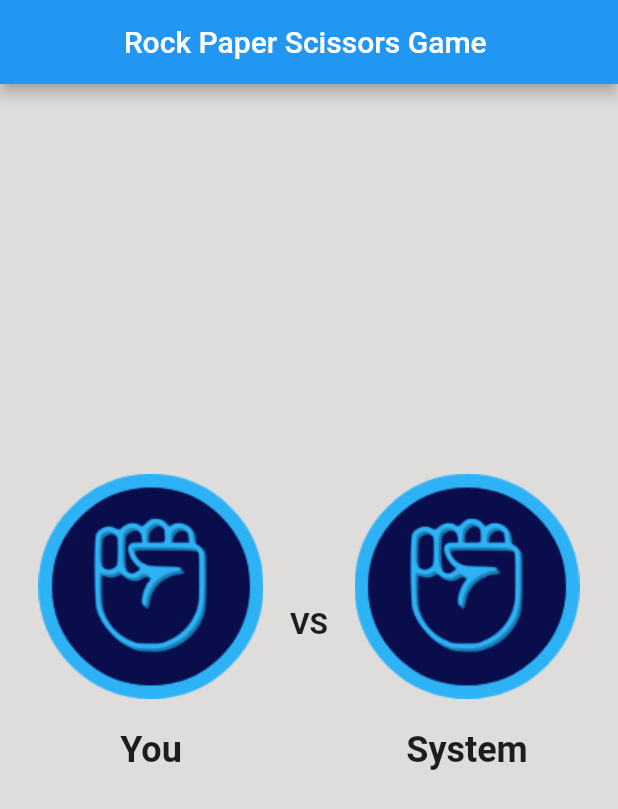
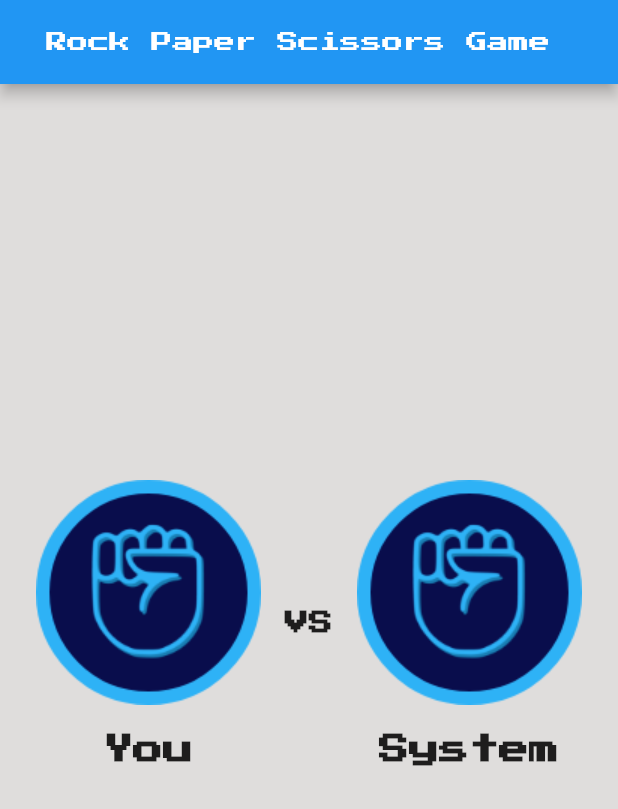
Before and after one commit to Mohammed-Hasaballah/Rock_Paper_Scissors_Game, a Flutter app: the screen it shows after launch, on a phone screen of 412 x 824 dp. Shown: the top 809 px of the screen. Run offline on Flutter 3.47's test engine with Material 2 defaults, Android fonts, the light colour scheme and no system bars.

Commit message:
fifth commit

```diff
--- a/lib/game_screen.dart
+++ b/lib/game_screen.dart
@@ -89,7 +89,10 @@ class _GameScreenState extends State<GameScreen> {
     return Scaffold(
       backgroundColor: const Color.fromARGB(255, 223, 221, 220),
       appBar: AppBar(
-        title: const Text('Rock Paper Scissors Game '),
+        title: const Text(
+          'Rock Paper Scissors Game ',
+          style: TextStyle(fontSize: 14),
+        ),
         centerTitle: true,
       ),
       body: Padding(
@@ -128,19 +131,19 @@ class _GameScreenState extends State<GameScreen> {
                                               'images/pass.png',
                                               height: 80,
                                             ),
-                                          const SizedBox(height: 10),
+                                          const SizedBox(height: 15),
                                           const Text(
                                             'End Of The Match ',
                                             style: TextStyle(
-                                                fontSize: 22,
+                                                fontSize: 16,
                                                 fontWeight: FontWeight.bold,
                                                 color: Colors.black),
                                           ),
-                                          const SizedBox(height: 10),
+                                          const SizedBox(height: 25),
                                           Text(
                                             'Your Score Is $score / $maxNumOfRounds',
                                             style: TextStyle(
-                                                fontSize: 18,
+                                                fontSize: 12,
                                                 fontWeight: FontWeight.bold,
                                                 color: winner
                                                     ? Colors.green
@@ -158,7 +161,7 @@ class _GameScreenState extends State<GameScreen> {
                                             'Play Again',
                                             style: TextStyle(
                                                 color: Colors.black,
-                                                fontSize: 16),
+                                                fontSize: 12),
                                           ),
                                         ),
                                         TextButton(
@@ -169,7 +172,7 @@ class _GameScreenState extends State<GameScreen> {
                                             'Exit',
                                             style: TextStyle(
                                               color: Colors.black,
-                                              fontSize: 16,
+                                              fontSize: 12,
                                             ),
                                           ),
                                         ),
@@ -204,14 +207,14 @@ class _GameScreenState extends State<GameScreen> {
                       const Text(
                         'You',
                         style: TextStyle(
-                            fontSize: 24, fontWeight: FontWeight.bold),
+                            fontSize: 20, fontWeight: FontWeight.bold),
                       ),
                     ],
                   )),
                   const Text(
                     'VS',
                     style: TextStyle(
-                      fontSize: 20,
+                      fontSize: 16,
                       fontWeight: FontWeight.bold,
                     ),
                   ),
@@ -228,7 +231,7 @@ class _GameScreenState extends State<GameScreen> {
                       const Text(
                         'System',
                         style: TextStyle(
-                            fontSize: 24, fontWeight: FontWeight.bold),
+                            fontSize: 20, fontWeight: FontWeight.bold),
                       ),
                     ],
                   ))
@@ -249,7 +252,7 @@ class _GameScreenState extends State<GameScreen> {
                       ),
                       child: Text(
                         gameResult[userChoice]![systemChoice]!,
-                        style: const TextStyle(fontSize: 24),
+                        style: const TextStyle(fontSize: 20),
                       ),
                     ),
                     const SizedBox(
@@ -264,7 +267,7 @@ class _GameScreenState extends State<GameScreen> {
                       ),
                       child: Text(
                         'Score: ${score.toString()}',
-                        style: const TextStyle(fontSize: 24),
+                        style: const TextStyle(fontSize: 20),
                       ),
                     ),
                   ],
--- a/lib/main.dart
+++ b/lib/main.dart
@@ -12,7 +12,9 @@ class MyApp extends StatelessWidget {
   Widget build(BuildContext context) {
     return MaterialApp(
       debugShowCheckedModeBanner: false,
-      theme: ThemeData(),
+      theme: ThemeData(
+        fontFamily: 'PressStart2P',
+      ),
       home: const GameScreen(),
     );
   }
```
Also changed, not shown: pubspec.yaml (+4 -12 lines), fonts/PressStart2P-Regular.ttf (added).
